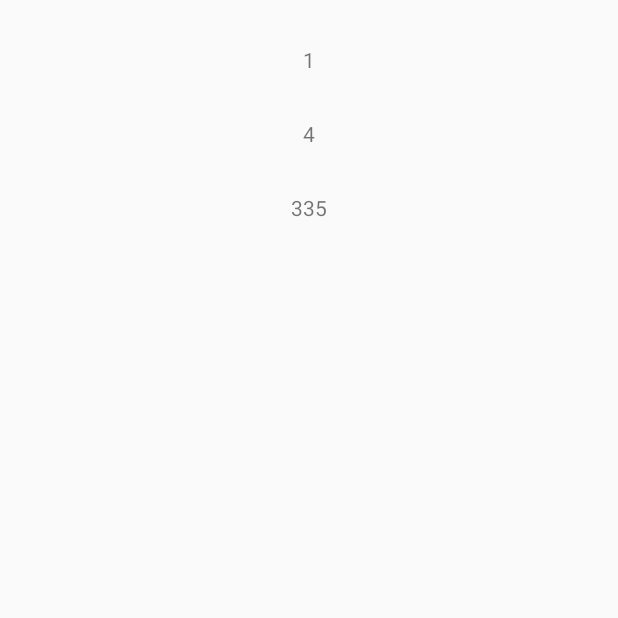
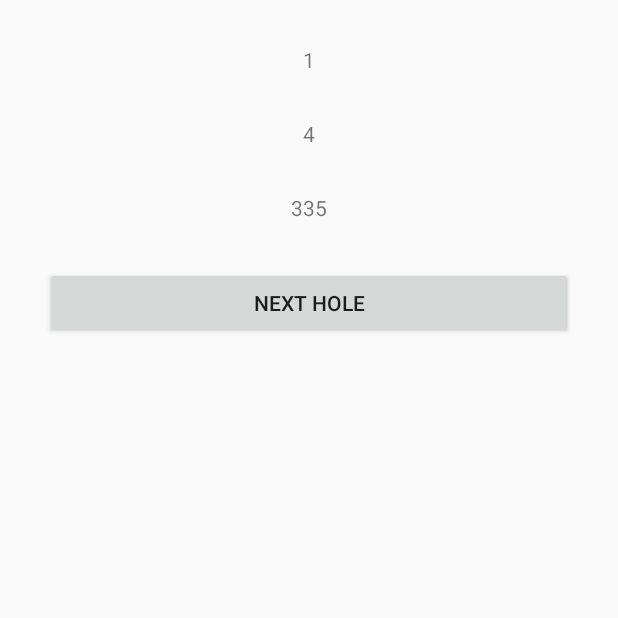
Before and after one commit to JoshAnderson4201/BendersonScorecardApp, an Android app: the IndividualHole screen opened directly, with no data from a screen before it, on a phone screen of 412 x 824 dp, the top half of it. Before the commit the part shown is almost empty. Run offline under Robolectric (Android 15) with nearby library versions, the phone set to English and light mode, and no system bars.

Commit message:
Added cable.txt file, Hole class, and the ability for IndividualHole to load each holes data from the txt file. Also added a next hole button.

```diff
--- /dev/null
+++ b/BendersonScorecard/app/src/main/java/com/example/ja160637/bendersonscorecard/Hole.java
@@ -0,0 +1,71 @@
+package com.example.ja160637.bendersonscorecard;
+
+import android.content.Context;
+import android.util.Log;
+
+import java.io.BufferedReader;
+import java.io.IOException;
+import java.io.InputStream;
+import java.io.InputStreamReader;
+
+/**
+ * Created by retre on 4/4/2018.
+ */
+
+public class Hole
+{
+    private String number;
+    private String par;
+    private String yards;
+
+
+    public Hole(int holeNumber, Context context)
+    {
+        BufferedReader reader;
+        try
+        {
+            final InputStream file = context.getAssets().open("cable.txt");
+            reader = new BufferedReader(new InputStreamReader(file));
+            String line = reader.readLine();
+            if(holeNumber < 10)
+            {
+                while(line != null && !Integer.toString(holeNumber).equals(line.substring(0,1)))
+                {
+                    line = reader.readLine();
+                }
+                number = line.substring(0,1);
+                par =line.substring(2,3);
+                yards = line.substring(4,7);
+            }
+            else
+            {
+                while(line != null && !Integer.toString(holeNumber).equals(line.substring(0,2)))
+                {
+                    line = reader.readLine();
+                }
+                number = line.substring(0,2);
+                par =line.substring(3,4);
+                yards = line.substring(5,8);
+            }
+        }
+        catch(IOException ex)
+        {
+            ex.printStackTrace();
+        }
+    }
+
+    public String getNumber()
+    {
+        return number;
+    }
+
+    public String getPar()
+    {
+        return par;
+    }
+
+    public String getYards()
+    {
+        return yards;
+    }
+}
--- a/BendersonScorecard/app/src/main/java/com/example/ja160637/bendersonscorecard/HoleInfo.java
+++ /dev/null
@@ -1,33 +0,0 @@
-package com.example.ja160637.bendersonscorecard;
-
-/**
- * Created by retre on 3/25/2018.
- */
-
-public class HoleInfo
-{
-    //Arrays of data from Cable Hollow (yardage array is from white tees)
-    private int[] holeNumbers = {1, 2, 3, 4, 5, 6, 7, 8, 9, 10, 11, 12, 23, 14, 15, 16, 17, 18};
-    private int[] pars = {4, 3, 4, 4, 3, 5, 4, 4, 5, 4, 4, 4, 5, 4, 4, 4, 3, 5};
-    private int[] yardages = {335, 141, 322, 370, 198, 480, 425, 346, 515, 310, 275, 356, 526, 320, 391, 330, 175, 505};
-
-    //All of the getters will take the hole number as a parameter
-    public int getHoleNumber(int hole)
-    {
-        return holeNumbers[hole - 1];
-    }
-
-    //All of the getters will take the hole number as a parameter
-    public int getHolePar(int hole)
-    {
-        return pars[hole - 1];
-    }
-
-    //All of the getters will take the hole number as a parameter
-    public int getHoleYardage(int hole)
-    {
-        return yardages[hole - 1];
-    }
-
-
-}
--- a/BendersonScorecard/app/src/main/java/com/example/ja160637/bendersonscorecard/IndividualHole.java
+++ b/BendersonScorecard/app/src/main/java/com/example/ja160637/bendersonscorecard/IndividualHole.java
@@ -2,19 +2,20 @@ package com.example.ja160637.bendersonscorecard;
 
 import android.support.v7.app.AppCompatActivity;
 import android.os.Bundle;
+import android.view.View;
 import android.widget.TextView;
 
 public class IndividualHole extends AppCompatActivity
 {
-    HoleInfo holeInfo = new HoleInfo();
     TextView holeNumber, holePar, holeYardage;
+    int currentHole = 1;
 
     @Override
     protected void onCreate(Bundle savedInstanceState)
     {
         super.onCreate(savedInstanceState);
         setContentView(R.layout.activity_individual_hole);
-        loadHoleStats(1);
+        loadHoleStats(currentHole);
     }
 
     //Loads hole stats for current hole
@@ -24,8 +25,25 @@ public class IndividualHole extends AppCompatActivity
         holePar = findViewById(R.id.holePar);
         holeYardage = findViewById(R.id.holeYardage);
 
-        holeNumber.setText(Integer.toString(holeInfo.getHoleNumber(currentHole)));
-        holePar.setText(Integer.toString(holeInfo.getHolePar(currentHole)));
-        holeYardage.setText(Integer.toString(holeInfo.getHoleYardage(currentHole)));
+        Hole hole = new Hole(currentHole, this);
+
+        holeNumber.setText(hole.getNumber());
+        holePar.setText(hole.getPar());
+        holeYardage.setText(hole.getYards());
+    }
+
+    public void nextHole(View v)
+    {
+        if(currentHole != 18)
+        {
+            currentHole++;
+            loadHoleStats(currentHole);
+        }
+        else
+        {
+            currentHole = 1;
+            loadHoleStats(currentHole);
+        }
+
     }
 }
--- a/BendersonScorecard/app/src/main/java/com/example/ja160637/bendersonscorecard/MainActivity.java
+++ b/BendersonScorecard/app/src/main/java/com/example/ja160637/bendersonscorecard/MainActivity.java
@@ -15,6 +15,11 @@ public class MainActivity extends AppCompatActivity {
         setContentView(R.layout.activity_main);
     }
 
+    public void loadHoleData()
+    {
+
+    }
+
     public void newRound(View v)
     {
         Intent launchNewRound = new Intent(this, IndividualHole.class);
--- a/BendersonScorecard/app/src/main/res/layout/activity_individual_hole.xml
+++ b/BendersonScorecard/app/src/main/res/layout/activity_individual_hole.xml
@@ -30,4 +30,12 @@
         android:layout_centerHorizontal="true"
         android:layout_below="@id/holePar"
         android:layout_marginTop="30dp"/>
+
+    <Button
+        android:layout_width="match_parent"
+        android:layout_height="wrap_content"
+        android:text="Next Hole"
+        android:layout_margin="30dp"
+        android:layout_below="@id/holeYardage"
+        android:onClick="nextHole"/>
 </RelativeLayout>
```
Also changed, not shown: BendersonScorecard/app/src/main/assets/cable.txt (added, +18 -0 lines).
